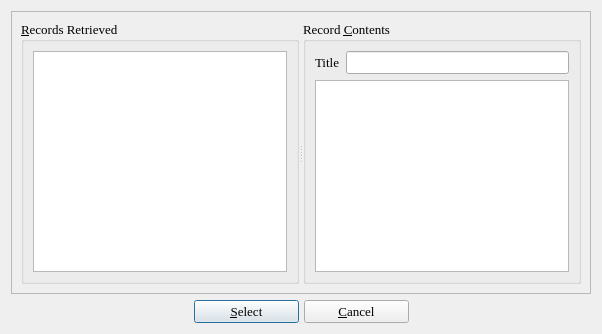
Old version of the form z3950results.ui in the repository textbrowser/biblioteq.
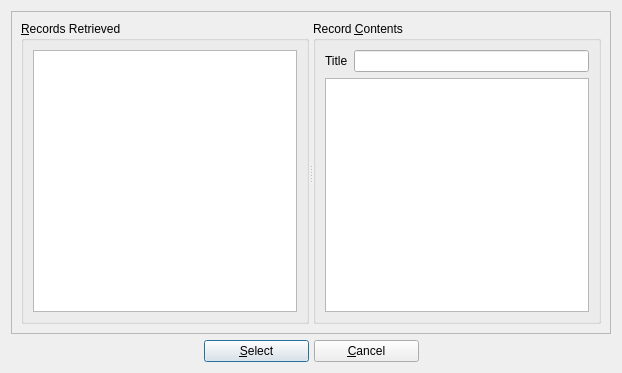
New version of the form. Icons and pictures are not drawn.

Commit message: Default fonts. Do not allow users to set their fonts on OS X systems as this distorts widgets.

```diff
--- a/z3950results.ui
+++ b/z3950results.ui
@@ -2,11 +2,13 @@
 <ui version="4.0">
  <class>z3950ResultsDialog</class>
  <widget class="QDialog" name="z3950ResultsDialog">
-  <property name="font">
-   <font>
-    <family>Times</family>
-    <pointsize>10</pointsize>
-   </font>
+  <property name="geometry">
+   <rect>
+    <x>0</x>
+    <y>0</y>
+    <width>622</width>
+    <height>373</height>
+   </rect>
   </property>
   <property name="windowTitle">
    <string>BiblioteQ: Z39.50 Query Results</string>
@@ -39,14 +41,7 @@
          </property>
          <layout class="QVBoxLayout">
           <item>
-           <widget class="QListWidget" name="list">
-            <property name="font">
-             <font>
-              <family>Times</family>
-              <pointsize>10</pointsize>
-             </font>
-            </property>
-           </widget>
+           <widget class="QListWidget" name="list"/>
           </item>
          </layout>
         </widget>
@@ -59,12 +54,6 @@
            <layout class="QHBoxLayout" name="horizontalLayout">
             <item>
              <widget class="QLabel" name="label">
-              <property name="font">
-               <font>
-                <family>Times</family>
-                <pointsize>10</pointsize>
-               </font>
-              </property>
               <property name="text">
                <string>Title</string>
               </property>
@@ -115,17 +104,6 @@
          <height>0</height>
         </size>
        </property>
-       <property name="font">
-        <font>
-         <family>Times</family>
-         <pointsize>10</pointsize>
-         <weight>50</weight>
-         <italic>false</italic>
-         <bold>false</bold>
-         <underline>false</underline>
-         <strikeout>false</strikeout>
-        </font>
-       </property>
        <property name="text">
         <string>&amp;Select</string>
        </property>
@@ -143,12 +121,6 @@
          <height>0</height>
         </size>
        </property>
-       <property name="font">
-        <font>
-         <family>Times</family>
-         <pointsize>10</pointsize>
-        </font>
-       </property>
        <property name="text">
         <string>&amp;Cancel</string>
        </property>
```
The commit also changes 20 other files.
